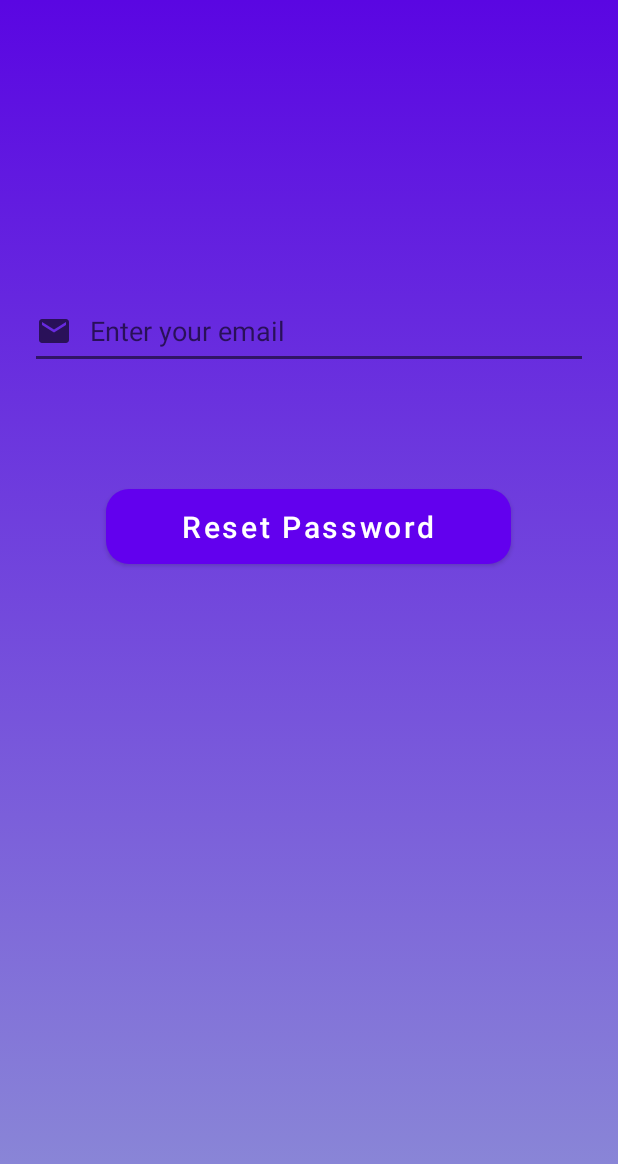
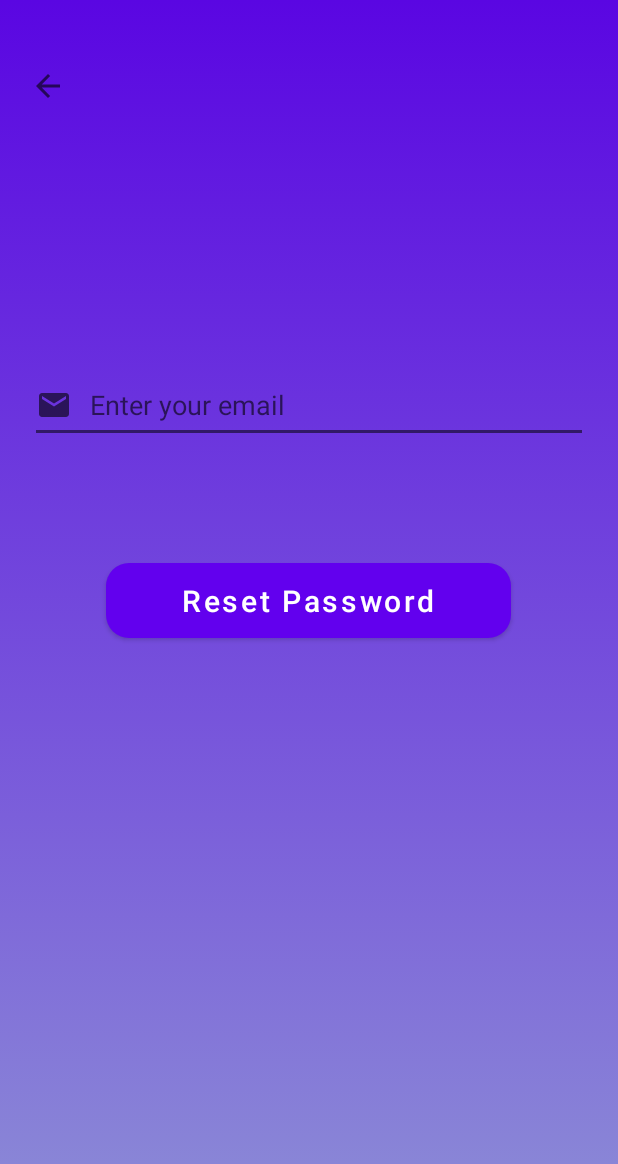
Before and after one commit to VanciaG/FitApp, an Android app: the ForgotPassword screen opened directly, with no data from a screen before it, on a phone screen of 412 x 824 dp. Shown: the top 1164 px of the screen. Run offline under Robolectric (Android 15) with nearby library versions, the phone set to English and light mode, and no system bars; our stand-ins replace Firebase (no records; nobody signed in at launch, a user with empty details on screens opened directly).

Commit message:
added back btn

```diff
--- a/app/src/main/java/com/example/fitapp/ForgotPassword.java
+++ b/app/src/main/java/com/example/fitapp/ForgotPassword.java
@@ -12,6 +12,7 @@ import android.view.View;
 import android.view.WindowManager;
 import android.widget.Button;
 import android.widget.EditText;
+import android.widget.TextView;
 import android.widget.Toast;
 
 import com.google.android.gms.tasks.OnCompleteListener;
@@ -20,6 +21,7 @@ import com.google.firebase.auth.FirebaseAuth;
 
 public class ForgotPassword extends AppCompatActivity {
     private EditText mEmail;
+    private TextView mBack;
     private Button resetPassword;
     private FirebaseAuth mAuth;
 
@@ -37,6 +39,7 @@ public class ForgotPassword extends AppCompatActivity {
 
         mEmail = findViewById(R.id.resetpass_email);
         resetPassword = findViewById(R.id.resetpass_btn);
+        mBack = findViewById(R.id.back);
 
         mAuth=FirebaseAuth.getInstance();
 
@@ -45,6 +48,14 @@ public class ForgotPassword extends AppCompatActivity {
             public void onClick(View view) {
                 resetPassword();
 
+            }
+        });
+
+        mBack.setOnClickListener(new View.OnClickListener() {
+            @Override
+            public void onClick(View view) {
+                startActivity(new Intent (ForgotPassword.this, LogIn.class));
+                finish();
             }
         });
 
--- /dev/null
+++ b/app/src/main/res/drawable/ic_arrow_back.xml
@@ -0,0 +1,11 @@
+<vector xmlns:android="http://schemas.android.com/apk/res/android"
+    android:width="24dp"
+    android:height="24dp"
+    android:viewportWidth="24"
+    android:viewportHeight="24"
+    android:tint="?attr/colorControlNormal"
+    android:autoMirrored="true">
+  <path
+      android:fillColor="@android:color/white"
+      android:pathData="M20,11H7.83l5.59,-5.59L12,4l-8,8 8,8 1.41,-1.41L7.83,13H20v-2z"/>
+</vector>
--- a/app/src/main/res/layout/activity_forgot_password.xml
+++ b/app/src/main/res/layout/activity_forgot_password.xml
@@ -9,6 +9,18 @@
     android:gravity="center_horizontal"
     android:padding="20dp"
     tools:context=".ForgotPassword">
+
+    <TextView
+        android:id="@+id/back"
+        android:layout_width="wrap_content"
+        android:layout_height="wrap_content"
+        android:layout_marginTop="25dp"
+        android:drawableStart="@drawable/ic_arrow_back"
+        android:textAlignment="textStart"
+        android:layout_gravity="start"
+        android:textColor="@color/colorTransparentWhite"
+
+        />
 
     <EditText
         android:id="@+id/resetpass_email"
```
